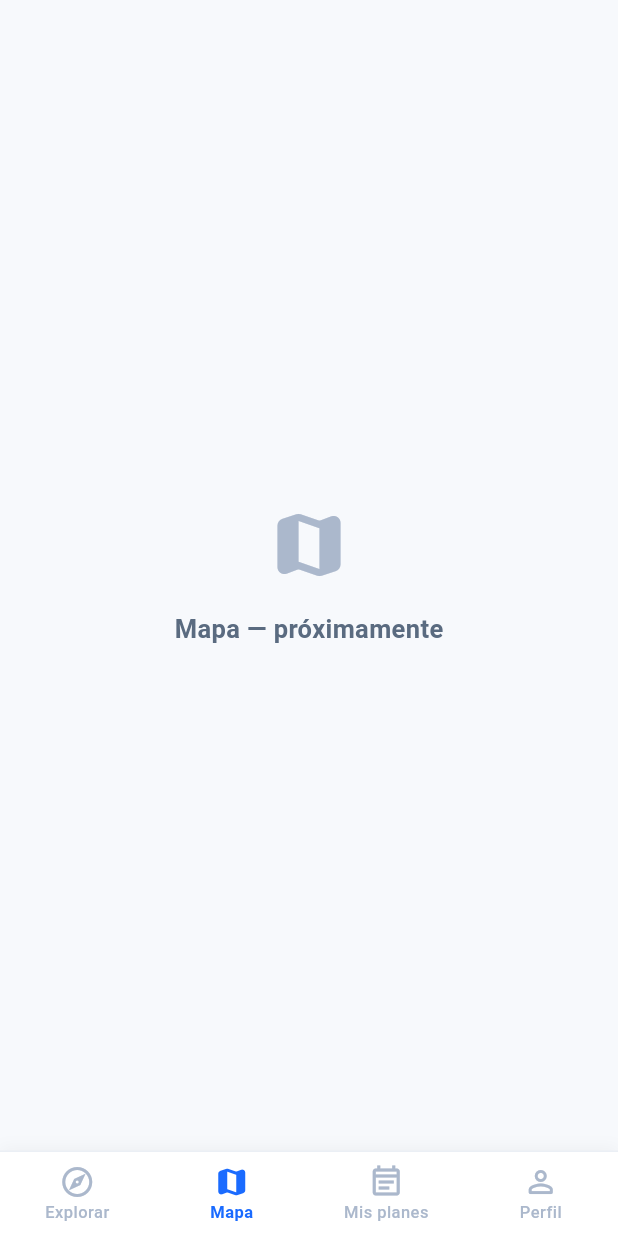
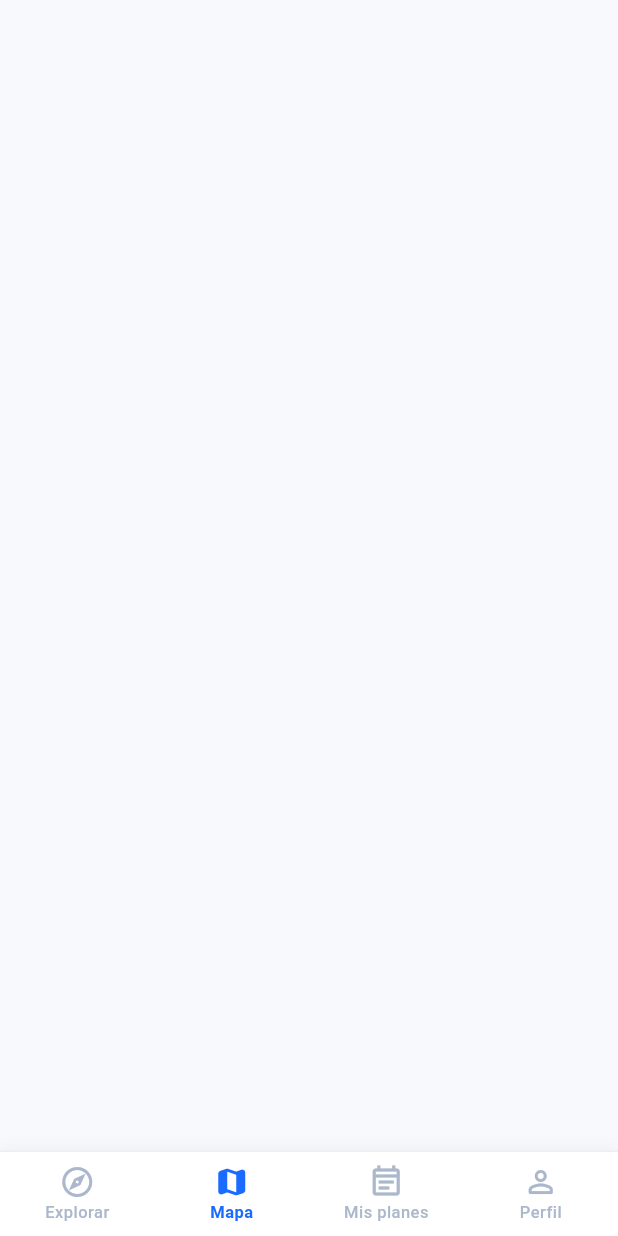
Before and after one commit to duniasr/GoTogether, a Flutter app: the screen it shows once a user with an empty profile is signed in, item 2 of the bottom bar chosen, on a phone screen of 412 x 824 dp. Run offline on Flutter 3.47's test engine with Material 3 defaults, Android fonts, the phone set to English and light mode, and no system bars; our stand-ins replace cloud_firestore, firebase_auth, firebase_core; accounts and stored records are empty; generated files the repository leaves out were written again.

Commit message:
fix: rework homescreen

```diff
--- a/lib/screens/home_screen.dart
+++ b/lib/screens/home_screen.dart
@@ -15,10 +15,10 @@ class _HomeScreenState extends State<HomeScreen> {
   String _selectedCategory = 'Todos';
   int _currentIndex = 0;
 
-  // ── Servicio de quedadas ──
+  // Servicio de quedadas conectado a Firebase
   final QuedadasService _service = QuedadasService();
 
-  // Temáticas disponibles para el formulario
+  // Temáticas de configuración
   static const List<String> _tematicas = [
     'Deporte',
     'Naturaleza',
@@ -35,7 +35,6 @@ class _HomeScreenState extends State<HomeScreen> {
     'Otros',
   ];
 
-  // Categorías del filtro superior (incluye las temáticas principales)
   final List<String> _categories = [
     'Todos',
     'Fiesta',
@@ -44,15 +43,6 @@ class _HomeScreenState extends State<HomeScreen> {
     'Gastronomía',
     'Aire libre',
   ];
-
-  // Nombre del usuario actual
-  String get _userName {
-    final user = FirebaseAuth.instance.currentUser;
-    if (user?.displayName != null && user!.displayName!.isNotEmpty) {
-      return user.displayName!.split(' ').first;
-    }
-    return 'viajero';
-  }
 
   @override
   Widget build(BuildContext context) {
@@ -63,7 +53,6 @@ class _HomeScreenState extends State<HomeScreen> {
             ? _buildExploreTab()
             : _buildPlaceholderTab(_currentIndex),
       ),
-      // ── FAB: Crear quedada ──
       floatingActionButton: _currentIndex == 0
           ? Container(
               decoration: BoxDecoration(
@@ -86,15 +75,10 @@ class _HomeScreenState extends State<HomeScreen> {
             )
           : null,
       floatingActionButtonLocation: FloatingActionButtonLocation.endFloat,
-
-      // ── Bottom Navigation ──
       bottomNavigationBar: _buildBottomNav(),
     );
   }
 
-  // ────────────────────────────────────────────
-  //  TAB: Explorar — ahora con StreamBuilder
-  // ────────────────────────────────────────────
   Widget _buildExploreTab() {
     return StreamBuilder<List<Quedada>>(
       stream: _service.escucharQuedadas(),
@@ -114,26 +98,23 @@ class _HomeScreenState extends State<HomeScreen> {
 
         final allQuedadas = snapshot.data ?? const [];
         final isLoading =
-            snapshot.connectionState == ConnectionState.waiting && allQuedadas.isEmpty;
+            snapshot.connectionState == ConnectionState.waiting &&
+            allQuedadas.isEmpty;
 
-        // Filtramos por categoría seleccionada
         final filtered = _selectedCategory == 'Todos'
             ? allQuedadas
             : allQuedadas
-                .where((q) =>
-                    q.tematica.toLowerCase() ==
-                    _selectedCategory.toLowerCase())
-                .toList();
+                  .where(
+                    (q) =>
+                        q.tematica.toLowerCase() ==
+                        _selectedCategory.toLowerCase(),
+                  )
+                  .toList();
 
         return CustomScrollView(
           slivers: [
-            // Header
             SliverToBoxAdapter(child: _buildHeader()),
-
-            // Chips de categoría
             SliverToBoxAdapter(child: _buildCategoryFilter()),
-
-            // Título sección
             SliverToBoxAdapter(
               child: Padding(
                 padding: const EdgeInsets.symmetric(
@@ -158,8 +139,6 @@ class _HomeScreenState extends State<HomeScreen> {
                 ),
               ),
             ),
-
-            // Estado: cargando
             if (isLoading)
               const SliverToBoxAdapter(
                 child: Padding(
@@ -167,10 +146,8 @@ class _HomeScreenState extends State<HomeScreen> {
                   child: Center(child: CircularProgressIndicator()),
                 ),
               )
-            // Estado: lista vacía
             else if (filtered.isEmpty)
               SliverToBoxAdapter(child: _buildEmptyState())
-            // Estado: lista con datos
             else
               SliverPadding(
                 padding: const EdgeInsets.fromLTRB(
@@ -195,7 +172,6 @@ class _HomeScreenState extends State<HomeScreen> {
     );
   }
 
-  // ── Header con saludo y botón de perfil ──
   Widget _buildHeader() {
     return Padding(
       padding: const EdgeInsets.fromLTRB(
@@ -204,50 +180,13 @@ class _HomeScreenState extends State<HomeScreen> {
         AppSpacing.md,
         AppSpacing.md,
       ),
-      child: Row(
-        children: [
-          Expanded(
-            child: Column(
-              crossAxisAlignment: CrossAxisAlignment.start,
-              children: [
-                Text(
-                  '¡Hola, $_userName! 👋',
-                  style: AppTextStyles.displayMedium,
-                ),
-                const SizedBox(height: 4),
-                Text(
-                  '¿Qué plan te apetece hoy?',
-                  style: AppTextStyles.bodyMedium,
-                ),
-              ],
-            ),
-          ),
-          GestureDetector(
-            onTap: _onProfileTap,
-            child: Container(
-              width: 44,
-              height: 44,
-              decoration: BoxDecoration(
-                color: AppColors.primaryLight,
-                borderRadius: BorderRadius.circular(AppRadius.md),
-                border: Border.all(
-                  color: AppColors.primary.withOpacity(0.2),
-                  width: 1.5,
-                ),
-              ),
-              child: const Icon(
-                Icons.person_rounded,
-                color: AppColors.primary,
-                size: 22,
-              ),
-            ),
-          ),
-        ],
+      child: Text(
+        'GoTogether',
+        style: AppTextStyles.displayMedium.copyWith(color: AppColors.primary),
       ),
     );
   }
 
-  // ── Chips de categoría ──
   Widget _buildCategoryFilter() {
     return SizedBox(
       height: 44,
@@ -269,7 +208,6 @@ class _HomeScreenState extends State<HomeScreen> {
     );
   }
 
-  // ── Tarjeta de evento — ahora recibe Quedada real ──
   Widget _buildEventCard(Quedada quedada) {
     final spots = quedada.plazasLibres;
     final maxSpots = quedada.cupoMax;
@@ -277,9 +215,8 @@ class _HomeScreenState extends State<HomeScreen> {
         ? ((maxSpots - spots) / maxSpots).clamp(0.0, 1.0)
         : 0.0;
     final almostFull = spots <= 2 && spots > 0;
-
-    final catColor = AppColors.categoryColors[quedada.tematica] ??
-        AppColors.textSecondary;
+    final catColor =
+        AppColors.categoryColors[quedada.tematica] ?? AppColors.textSecondary;
 
     final isCurrentUserOrganizer =
         FirebaseAuth.instance.currentUser?.uid == quedada.organizador ||
@@ -289,7 +226,6 @@ class _HomeScreenState extends State<HomeScreen> {
       child: Column(
         crossAxisAlignment: CrossAxisAlignment.start,
         children: [
-          // ── Cabecera: título + badge verificado ──
           Row(
             crossAxisAlignment: CrossAxisAlignment.start,
             children: [
@@ -303,23 +239,27 @@ class _HomeScreenState extends State<HomeScreen> {
               ),
               if (quedada.esVerificado) ...[
                 const SizedBox(width: 6),
-                const Icon(Icons.verified_rounded,
-                    color: Color(0xFFFFAA00), size: 20),
+                const Icon(
+                  Icons.verified_rounded,
+                  color: Color(0xFFFFAA00),
+                  size: 20,
+                ),
               ],
-              // Botón eliminar — solo para el organizador
               if (isCurrentUserOrganizer) ...[
                 const SizedBox(width: 4),
                 GestureDetector(
                   onTap: () => _confirmarEliminarQuedada(quedada),
-                  child: const Icon(Icons.delete_outline,
-                      color: AppColors.error, size: 20),
+                  child: const Icon(
+                    Icons.delete_outline,
+                    color: AppColors.error,
+                    size: 20,
+                  ),
                 ),
               ],
             ],
           ),
           const SizedBox(height: AppSpacing.sm),
 
-          // ── Chips: temática + estado ──
           Wrap(
             spacing: 6,
             runSpacing: 4,
@@ -327,7 +267,9 @@ class _HomeScreenState extends State<HomeScreen> {
               CategoryChip(category: quedada.tematica),
               Container(
                 padding: const EdgeInsets.symmetric(
-                    horizontal: AppSpacing.sm, vertical: 2),
+                  horizontal: AppSpacing.sm,
+                  vertical: 2,
+                ),
                 decoration: BoxDecoration(
                   color: AppColors.surfaceAlt,
                   borderRadius: BorderRadius.circular(AppRadius.full),
@@ -341,7 +283,6 @@ class _HomeScreenState extends State<HomeScreen> {
           ),
           const SizedBox(height: AppSpacing.sm),
 
-          // ── Descripción ──
           if (quedada.descripcion.isNotEmpty)
             Text(
               quedada.descripcion,
@@ -351,11 +292,13 @@ class _HomeScreenState extends State<HomeScreen> {
             ),
           const SizedBox(height: AppSpacing.sm),
 
-          // ── Organizador ──
           Row(
             children: [
-              const Icon(Icons.person_outline_rounded,
-                  size: 14, color: AppColors.textSecondary),
+              const Icon(
+                Icons.person_outline_rounded,
+                size: 14,
+                color: AppColors.textSecondary,
+              ),
               const SizedBox(width: 4),
               Expanded(
                 child: Text(
@@ -370,7 +313,6 @@ class _HomeScreenState extends State<HomeScreen> {
           const Divider(height: 1),
           const SizedBox(height: AppSpacing.sm),
 
-          // ── Barra de aforo ──
           Row(
             mainAxisAlignment: MainAxisAlignment.spaceBetween,
             children: [
@@ -379,10 +321,8 @@ class _HomeScreenState extends State<HomeScreen> {
                     ? '$spots ${spots == 1 ? 'plaza libre' : 'plazas libres'}'
                     : 'Sin plazas',
                 style: AppTextStyles.labelSmall.copyWith(
-                  color:
-                      almostFull ? AppColors.error : AppColors.textSecondary,
-                  fontWeight:
-                      almostFull ? FontWeight.w700 : FontWeight.w500,
+                  color: almostFull ? AppColors.error : AppColors.textSecondary,
+                  fontWeight: almostFull ? FontWeight.w700 : FontWeight.w500,
                 ),
               ),
               Text('$maxSpots máx.', style: AppTextStyles.labelSmall),
@@ -400,21 +340,12 @@ class _HomeScreenState extends State<HomeScreen> {
           ),
           const SizedBox(height: AppSpacing.md),
 
-          // ── Botón unirse ──
           SizedBox(
             width: double.infinity,
             child: ElevatedButton(
               onPressed: spots > 0
                   ? () {
-                      // TODO: HU-11 Inscripción
-                      ScaffoldMessenger.of(context).showSnackBar(
-                        SnackBar(
-                          content: Text(
-                              'Te has apuntado a "${quedada.titulo}"'),
-                          backgroundColor: AppColors.primary,
-                          behavior: SnackBarBehavior.floating,
-                        ),
-                      );
+                      // TODO: Implementar lógica de inscripción (HU-11)
                     }
                   : null,
               style: ElevatedButton.styleFrom(
@@ -439,22 +370,20 @@ class _HomeScreenState extends State<HomeScreen> {
     );
   }
 
-  // ── Diálogo de confirmación para eliminar ──
   Future<void> _confirmarEliminarQuedada(Quedada quedada) async {
-    final confirmar = await showDialog<bool>(
+    final confirmar =
+        await showDialog<bool>(
           context: context,
           builder: (context) => AlertDialog(
             title: const Text('Eliminar evento'),
-            content:
-                Text('¿Seguro que quieres eliminar "${quedada.titulo}"?'),
+            content: Text('¿Seguro que quieres eliminar "${quedada.titulo}"?'),
             actions: [
               TextButton(
                 onPressed: () => Navigator.of(context).pop(false),
                 child: const Text('Cancelar'),
               ),
               FilledButton(
-                style: FilledButton.styleFrom(
-                    backgroundColor: AppColors.error),
+                style: FilledButton.styleFrom(backgroundColor: AppColors.error),
                 onPressed: () => Navigator.of(context).pop(true),
                 child: const Text('Eliminar'),
               ),
@@ -468,18 +397,17 @@ class _HomeScreenState extends State<HomeScreen> {
     try {
       await _service.eliminarQuedada(quedada.id);
       if (!mounted) return;
-      ScaffoldMessenger.of(context).showSnackBar(
-        const SnackBar(content: Text('Evento eliminado.')),
-      );
+      ScaffoldMessenger.of(
+        context,
+      ).showSnackBar(const SnackBar(content: Text('Evento eliminado.')));
     } catch (e) {
       if (!mounted) return;
-      ScaffoldMessenger.of(context).showSnackBar(
-        SnackBar(content: Text('Error al eliminar: $e')),
-      );
+      ScaffoldMessenger.of(
+        context,
+      ).showSnackBar(SnackBar(content: Text('Error al eliminar: $e')));
     }
   }
 
-  // ── Formulario de crear quedada (HU-06) ──
   Future<void> _onCreateEvent() async {
     final tituloCtrl = TextEditingController();
     final descripcionCtrl = TextEditingController();
@@ -525,10 +453,9 @@ class _HomeScreenState extends State<HomeScreen> {
                         border: OutlineInputBorder(),
                       ),
                       items: _tematicas
-                          .map((t) => DropdownMenuItem(
-                                value: t,
-                                child: Text(t),
-                              ))
+                          .map(
+                            (t) => DropdownMenuItem(value: t, child: Text(t)),
+                          )
                           .toList(),
                       onChanged: (v) {
                         if (v != null) setStateDialog(() => tematica = v);
@@ -547,7 +474,9 @@ class _HomeScreenState extends State<HomeScreen> {
                     TextField(
                       controller: latCtrl,
                       keyboardType: const TextInputType.numberWithOptions(
-                          decimal: true, signed: true),
+                        decimal: true,
+                        signed: true,
+                      ),
                       decoration: const InputDecoration(
                         labelText: 'Latitud *',
                         hintText: 'Ej: 28.1248',
@@ -558,7 +487,9 @@ class _HomeScreenState extends State<HomeScreen> {
                     TextField(
                       controller: lonCtrl,
                       keyboardType: const TextInputType.numberWithOptions(
-                          decimal: true, signed: true),
+                        decimal: true,
+                        signed: true,
+                      ),
                       decoration: const InputDecoration(
                         labelText: 'Longitud *',
                         hintText: 'Ej: -15.4300',
@@ -570,8 +501,7 @@ class _HomeScreenState extends State<HomeScreen> {
                       contentPadding: EdgeInsets.zero,
                       title: const Text('Evento verificado'),
                       value: esVerificado,
-                      onChanged: (v) =>
-                          setStateDialog(() => esVerificado = v),
+                      onChanged: (v) => setStateDialog(() => esVerificado = v),
                     ),
                   ],
                 ),
@@ -587,11 +517,14 @@ class _HomeScreenState extends State<HomeScreen> {
                     final descripcion = descripcionCtrl.text.trim();
                     final cupoMax = int.tryParse(cupoCtrl.text.trim());
                     final lat = double.tryParse(
-                        latCtrl.text.trim().replaceAll(',', '.'));
+                      latCtrl.text.trim().replaceAll(',', '.'),
+                    );
                     final lon = double.tryParse(
-                        lonCtrl.text.trim().replaceAll(',', '.'));
+                      lonCtrl.text.trim().replaceAll(',', '.'),
+                    );
 
-                    final ubicacionValida = lat != null &&
+                    final ubicacionValida =
+                        lat != null &&
                         lon != null &&
                         lat >= -90 &&
                         lat <= 90 &&
@@ -606,7 +539,8 @@ class _HomeScreenState extends State<HomeScreen> {
                       ScaffoldMessenger.of(context).showSnackBar(
                         const SnackBar(
                           content: Text(
-                              'Por favor, completa todos los campos correctamente.'),
+                            'Por favor, completa todos los campos correctamente.',
+                          ),
                         ),
                       );
                       return;
@@ -619,8 +553,8 @@ class _HomeScreenState extends State<HomeScreen> {
                         organizador: '',
                         tematica: tematica,
                         cupoMax: cupoMax,
-                        latitud: lat!,
-                        longitud: lon!,
+                        latitud: lat,
+                        longitud: lon,
                         estado: 'abierta',
                         esVerificado: esVerificado,
                       );
@@ -629,14 +563,13 @@ class _HomeScreenState extends State<HomeScreen> {
                       Navigator.of(context).pop();
                       ScaffoldMessenger.of(context).showSnackBar(
                         const SnackBar(
-                          content: Text('¡Plan creado correctamente!'),
+                          content: Text('Plan creado correctamente.'),
                         ),
                       );
                     } catch (e) {
                       if (!context.mounted) return;
                       ScaffoldMessenger.of(context).showSnackBar(
-                        SnackBar(
-                            content: Text('Error al crear el plan: $e')),
+                        SnackBar(content: Text('Error al crear el plan: $e')),
                       );
                     }
                   },
@@ -656,7 +589,6 @@ class _HomeScreenState extends State<HomeScreen> {
     lonCtrl.dispose();
   }
 
-  // ── Estado vacío ──
   Widget _buildEmptyState() {
     return Padding(
       padding: const EdgeInsets.symmetric(
@@ -665,18 +597,22 @@ class _HomeScreenState extends State<HomeScreen> {
       ),
       child: Column(
         children: [
-          const Icon(Icons.search_off_rounded,
-              size: 56, color: AppColors.textHint),
+          const Icon(
+            Icons.search_off_rounded,
+            size: 56,
+            color: AppColors.textHint,
+          ),
           const SizedBox(height: AppSpacing.md),
           Text(
             'No hay planes de esta categoría',
-            style: AppTextStyles.headlineSmall
-                .copyWith(color: AppColors.textSecondary),
+            style: AppTextStyles.headlineSmall.copyWith(
+              color: AppColors.textSecondary,
+            ),
             textAlign: TextAlign.center,
           ),
           const SizedBox(height: AppSpacing.sm),
           Text(
-            '¡Sé el primero en crear uno!',
+            'Sé el primero en crear uno.',
             style: AppTextStyles.bodyMedium,
             textAlign: TextAlign.center,
           ),
@@ -685,31 +621,10 @@ class _HomeScreenState extends State<HomeScreen> {
     );
   }
 
-  // ── Placeholder para otras pestañas ──
   Widget _buildPlaceholderTab(int index) {
-    final data = [
-      {'icon': Icons.map_rounded, 'label': 'Mapa'},
-      {'icon': Icons.event_note_rounded, 'label': 'Mis planes'},
-      {'icon': Icons.person_rounded, 'label': 'Perfil'},
-    ];
-    final item = data[index - 1];
-    return Center(
-      child: Column(
-        mainAxisSize: MainAxisSize.min,
-        children: [
-          Icon(item['icon'] as IconData, size: 56, color: AppColors.textHint),
-          const SizedBox(height: AppSpacing.md),
-          Text(
-            '${item['label']} — próximamente',
-            style: AppTextStyles.headlineSmall
-                .copyWith(color: AppColors.textSecondary),
-          ),
-        ],
-      ),
-    );
+    return const SizedBox.shrink();
   }
 
-  // ── Bottom Navigation Bar ──
   Widget _buildBottomNav() {
     return Container(
       decoration: BoxDecoration(
@@ -764,73 +679,6 @@ class _HomeScreenState extends State<HomeScreen> {
     );
   }
 
-  // ── Perfil / cerrar sesión ──
-  void _onProfileTap() {
-    showModalBottomSheet(
-      context: context,
-      backgroundColor: AppColors.surface,
-      shape: const RoundedRectangleBorder(
-        borderRadius:
-            BorderRadius.vertical(top: Radius.circular(AppRadius.xl)),
-      ),
-      builder: (context) => _buildProfileSheet(),
-    );
-  }
-
-  Widget _buildProfileSheet() {
-    return Padding(
-      padding: const EdgeInsets.all(AppSpacing.lg),
-      child: Column(
-        mainAxisSize: MainAxisSize.min,
-        crossAxisAlignment: CrossAxisAlignment.start,
-        children: [
-          Center(
-            child: Container(
-              width: 40,
-              height: 4,
-              decoration: BoxDecoration(
-                color: AppColors.surfaceAlt,
-                borderRadius: BorderRadius.circular(AppRadius.full),
-              ),
-            ),
-          ),
-          const SizedBox(height: AppSpacing.lg),
-          Text('Mi cuenta', style: AppTextStyles.headlineMedium),
-          const SizedBox(height: AppSpacing.md),
-          Text(
-            FirebaseAuth.instance.currentUser?.email ?? '',
-            style: AppTextStyles.bodyMedium,
-          ),
-          const SizedBox(height: AppSpacing.lg),
-          const Divider(),
-          const SizedBox(height: AppSpacing.md),
-          SizedBox(
-            width: double.infinity,
-            child: OutlinedButton.icon(
-              onPressed: () async {
-                Navigator.of(context).pop();
-                await FirebaseAuth.instance.signOut();
-              },
-              icon: const Icon(Icons.logout_rounded, color: AppColors.error),
-              label: Text(
-                'Cerrar sesión',
-                style: AppTextStyles.button.copyWith(color: AppColors.error),
-              ),
-              style: OutlinedButton.styleFrom(
-                padding: const EdgeInsets.symmetric(vertical: 14),
-                side: const BorderSide(color: AppColors.error),
-                shape: RoundedRectangleBorder(
-                  borderRadius: BorderRadius.circular(AppRadius.md),
-                ),
-              ),
-            ),
-          ),
-          const SizedBox(height: AppSpacing.sm),
-        ],
-      ),
-    );
-  }
-
   static String _capitalizar(String valor) {
     if (valor.isEmpty) return valor;
     return valor[0].toUpperCase() + valor.substring(1);
```
